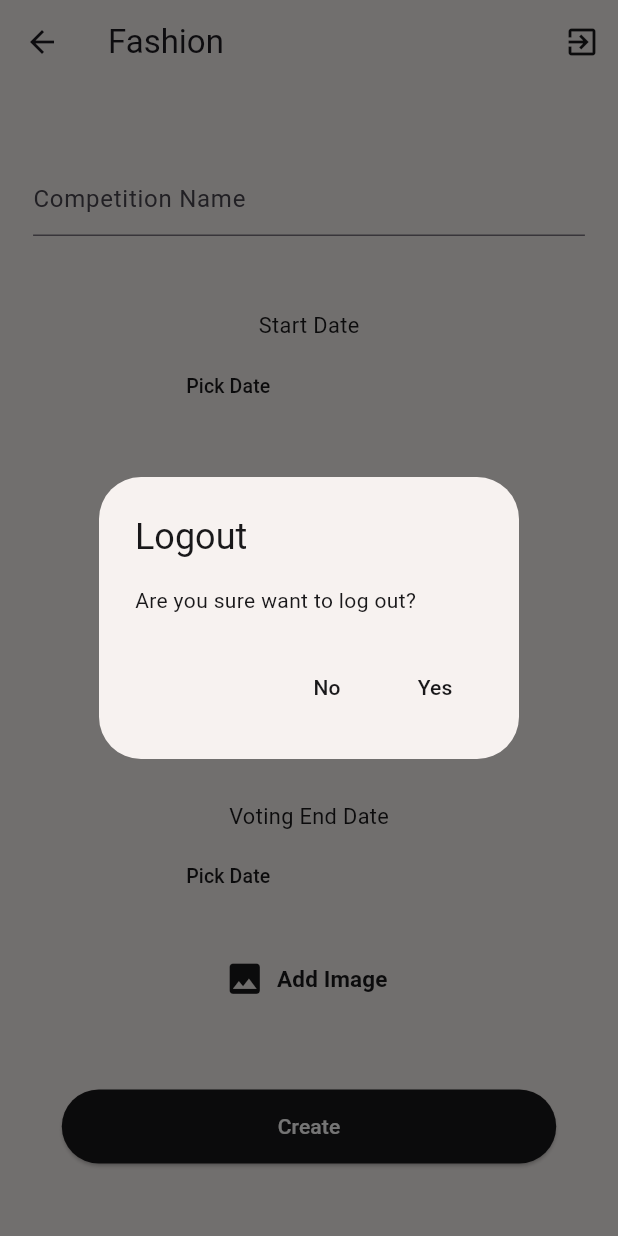
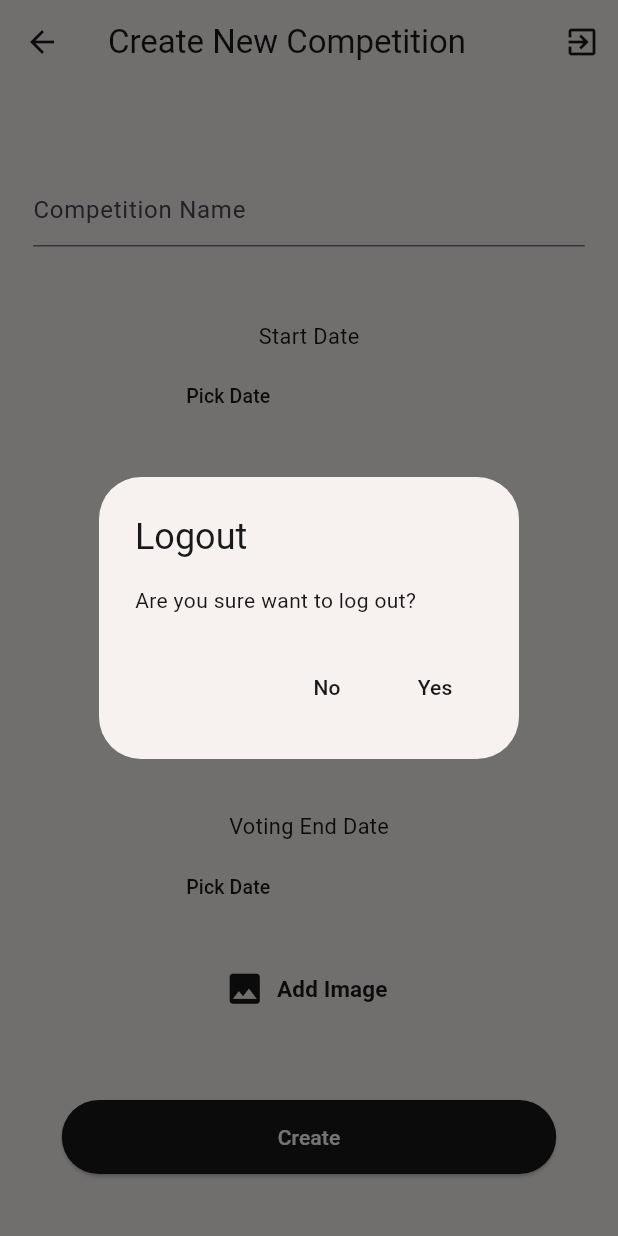
Before and after one commit to fatmasolak/design_project_app, a Flutter app: the CreateCompetitionPageScreen screen opened directly, after a tap on the "exit to app" icon, on a phone screen of 412 x 824 dp. Run offline on Flutter 3.47's test engine with Material 3 defaults, Android fonts, the phone set to English and light mode, and no system bars; our stand-ins replace cloud_firestore, firebase_auth, firebase_core, firebase_storage, flutter_riverpod, image_picker; accounts and stored records are empty; network calls fail.

Commit message:
CreateAppBar usage

```diff
--- a/lib/screens/admin_screens/create_competition_page.dart
+++ b/lib/screens/admin_screens/create_competition_page.dart
@@ -2,8 +2,8 @@ import 'dart:io';
 
 import 'package:cloud_firestore/cloud_firestore.dart';
 import 'package:design_project_app/constants.dart';
+import 'package:design_project_app/widgets/create_app_bar.dart';
 import 'package:design_project_app/widgets/user_image_picker.dart';
-import 'package:firebase_auth/firebase_auth.dart';
 import 'package:firebase_storage/firebase_storage.dart';
 import 'package:flutter/material.dart';
 
@@ -101,65 +101,8 @@ class _CreateCompetitionPageScreenState
     Size size = MediaQuery.of(context).size;
 
     return Scaffold(
-      appBar: AppBar(
-        backgroundColor: secondaryColor,
-        title: const Text('Fashion'),
-        actions: [
-          IconButton(
-            onPressed: () => showDialog<String>(
-              context: context,
-              builder: (BuildContext context) => AlertDialog(
-                backgroundColor: secondaryColor,
-                title: const Text(
-                  'Logout',
-                  style: TextStyle(
-                    color: primaryColor,
-                  ),
-                ),
-                content: const Text(
-                  'Are you sure want to log out?',
-                  style: TextStyle(
-                    color: primaryColor,
-                  ),
-                ),
-                actions: <Widget>[
-                  TextButton(
-                    onPressed: () => Navigator.pop(context, 'No'),
-                    style: TextButton.styleFrom(
-                      foregroundColor: primaryColor,
-                    ),
-                    child: const Text(
-                      'No',
-                      style: TextStyle(
-                        color: primaryColor,
-                      ),
-                    ),
-                  ),
-                  TextButton(
-                    onPressed: () {
-                      FirebaseAuth.instance.signOut();
-                      Navigator.pop(context, 'Yes');
-                    },
-                    style: TextButton.styleFrom(
-                      foregroundColor: primaryColor,
-                    ),
-                    child: const Text(
-                      'Yes',
-                      style: TextStyle(
-                        color: primaryColor,
-                      ),
-                    ),
-                  ),
-                ],
-              ),
-            ),
-            icon: const Icon(
-              Icons.exit_to_app,
-              color: Color.fromARGB(255, 25, 24, 26),
-            ),
-          ),
-        ],
-      ),
+      appBar:
+          const CreateAppBar(header: 'Create New Competition', isShowing: true),
       body: Container(
         height: size.height,
         width: double.infinity,
--- a/lib/screens/user_screens/competition_photo_screen.dart
+++ b/lib/screens/user_screens/competition_photo_screen.dart
@@ -1,3 +1,4 @@
+import 'package:design_project_app/widgets/create_app_bar.dart';
 import 'package:flutter/material.dart';
 
 class CompetitionPhotoScreen extends StatelessWidget {
@@ -13,9 +14,7 @@ class CompetitionPhotoScreen extends StatelessWidget {
   @override
   Widget build(BuildContext context) {
     return Scaffold(
-      appBar: AppBar(
-        title: Text(competitionName),
-      ),
+      appBar: CreateAppBar(header: competitionName, isShowing: false),
       backgroundColor: Colors.white,
       body: Center(
         child: Image.network(competitionPhoto),
--- a/lib/widgets/calculate_results.dart
+++ b/lib/widgets/calculate_results.dart
@@ -151,16 +151,12 @@ class _CalculateResultsState extends State<CalculateResults> {
               .get();
 
           if (querySnapshot.docs.isNotEmpty) {
-            print('already added');
-
             setState(() {
               isAddedToFirestore = true;
             });
           }
 
           if (querySnapshot.docs.isEmpty) {
-            print('not added yet');
-
             await FirebaseFirestore.instance
                 .collection('results')
                 .doc(widget.competitionId)
@@ -210,7 +206,6 @@ class _CalculateResultsState extends State<CalculateResults> {
                   borderRadius: BorderRadius.circular(29),
                 ),
                 onPressed: () async {
-                  //_getNumberOfVotes();
                   await Navigator.push(
                     context,
                     MaterialPageRoute(
```
Also changed, not shown: lib/screens/competition_details.dart (+3 -4 lines), lib/screens/user_screens/joined_competition_page.dart (+2 -59 lines), lib/screens/voting_page.dart (+2 -59 lines).
